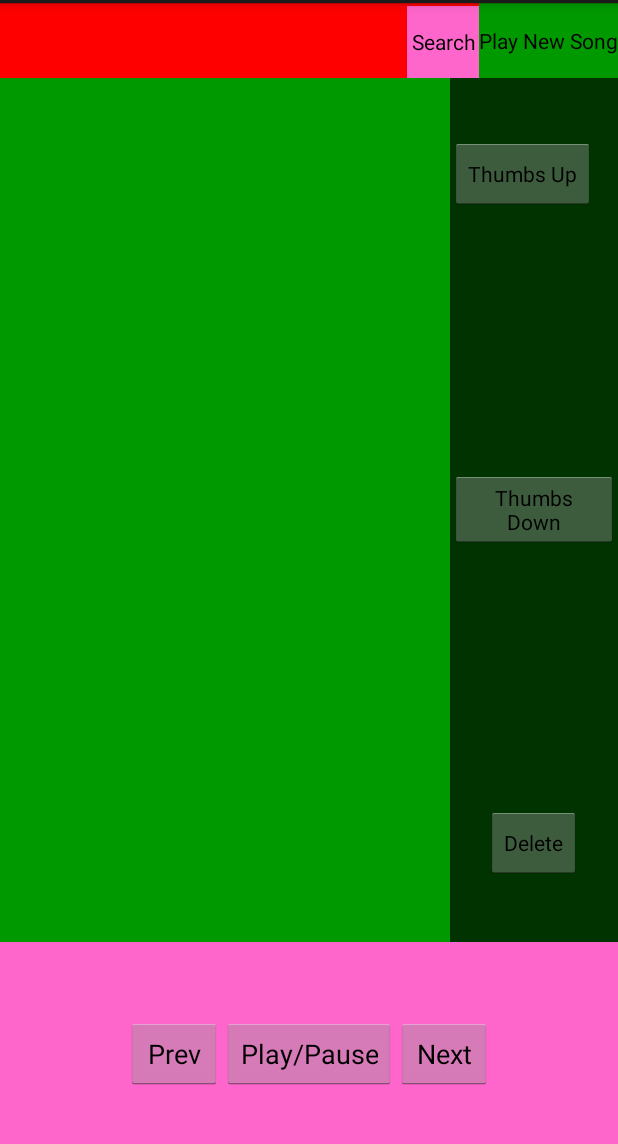
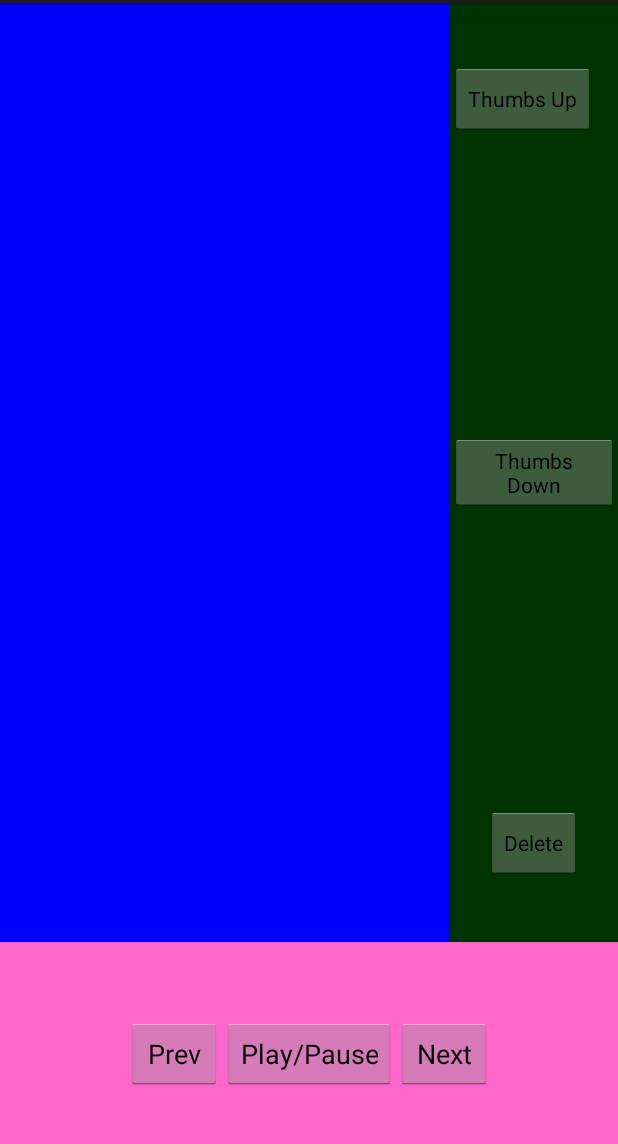
Before and after one commit to egaebel/MusicMiner, an Android app: the layout fragment_music_player.xml on its own in the app's theme, with its tools: preview values and no code run, on a phone screen of 412 x 824 dp, the part 69-1213 px from its top. Run offline under Robolectric (Android 15) with nearby library versions, the phone set to English and light mode, and no system bars.

Commit message:
Removed the search stuff from the music player fragment

```diff
--- a/app/src/main/res/layout/fragment_music_player.xml
+++ b/app/src/main/res/layout/fragment_music_player.xml
@@ -39,52 +39,11 @@
 
     </RelativeLayout>
 
-    <EditText
-        android:id="@+id/search_bar_view"
-        android:layout_width="wrap_content"
-        android:layout_height="50dp"
-        android:layout_alignParentTop="true"
-        android:layout_alignParentLeft="true"
-        android:layout_alignParentRight="true"
-        android:background="@color/red"/>
-
-    <Button
-        style="?android:attr/buttonStyleSmall"
-        android:id="@+id/play_search_button"
-        android:layout_width="wrap_content"
-        android:layout_height="wrap_content"
-        android:text="Play New Song"
-        android:layout_alignTop="@id/search_bar_view"
-        android:layout_alignBottom="@id/search_bar_view"
-        android:layout_alignParentRight="true"
-        android:background="@color/green"/>
-
-    <Button
-        style="?android:attr/buttonStyleSmall"
-        android:id="@+id/search_button"
-        android:layout_width="wrap_content"
-        android:layout_height="wrap_content"
-        android:text="Search"
-        android:background="@color/pink"
-        android:layout_above="@+id/playlist_selection_spinner"
-        android:layout_toLeftOf="@+id/play_search_button"/>
-
-    <Spinner
-        android:layout_width="wrap_content"
-        android:layout_height="wrap_content"
-        android:id="@+id/playlist_selection_spinner"
-        android:layout_alignTop="@+id/album_art_view"
-        android:layout_alignParentLeft="true"
-        android:layout_alignParentStart="true"
-        android:layout_toLeftOf="@+id/thumbs_up_down_layout"
-        android:background="@color/black" />
-
     <ImageView
         android:id="@+id/album_art_view"
         android:layout_width="300dp"
         android:layout_height="wrap_content"
         android:layout_alignParentLeft="true"
-        android:layout_below="@id/search_bar_view"
         android:layout_above="@id/audio_control_layout"
         android:background="@color/green"
         android:contentDescription="@string/album_art_image_view" />
@@ -97,7 +56,6 @@
 
         android:layout_alignParentRight="true"
 
-        android:layout_below="@id/search_bar_view"
         android:layout_toRightOf="@id/album_art_view"
         android:layout_above="@id/audio_control_layout"
 
```
Also changed, not shown: app/src/main/java/com/musicminer/musicminer/MusicPlayerFragment.java (+1 -29 lines).
